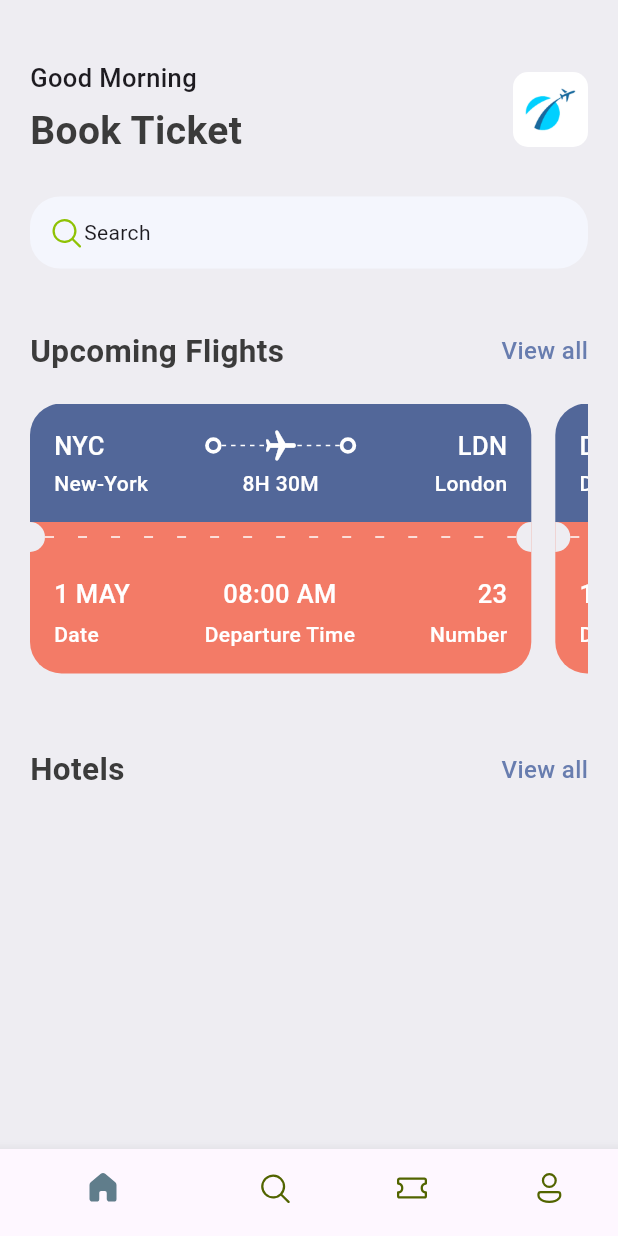
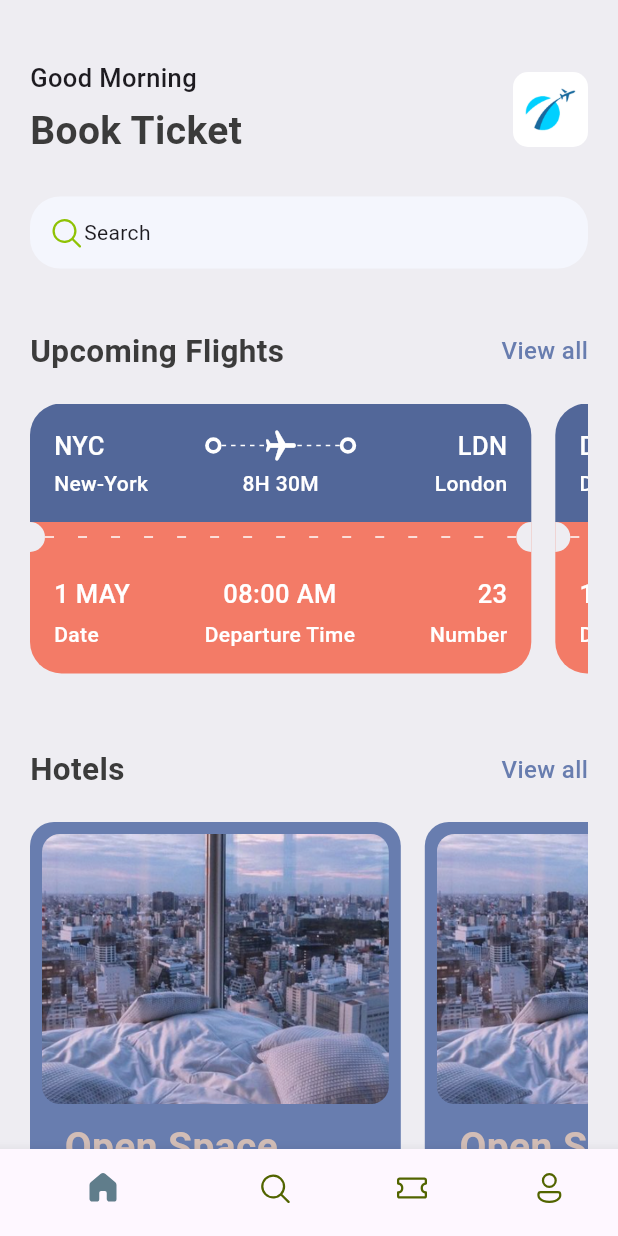
Before and after one commit to zezo2030/tiket_app, a Flutter app: the screen it shows after launch, on a phone screen of 412 x 824 dp. Run offline on Flutter 3.47's test engine with Material 3 defaults, Android fonts, the phone set to English and light mode, and no system bars; our stand-ins replace fluentui_icons.

Commit message:
update
add hotell section

```diff
--- a/lib/base/res/media.dart
+++ b/lib/base/res/media.dart
@@ -1,3 +1,5 @@
 class AppMedia {
-  static const String logo = 'assets/images/logo.png';
+  static const _baseImagePath = 'assets/images';
+  static const String logo = '$_baseImagePath/logo.png';
+  static const String hotelRoom1 = '$_baseImagePath/hotel_room_1.png';
 }
--- a/lib/base/res/styles/app_style.dart
+++ b/lib/base/res/styles/app_style.dart
@@ -9,6 +9,7 @@ class AppStyles {
   static Color textColor = const Color(0xFF3b3b3b);
   static Color ticketBlueColor = const Color(0xFF526799);
   static Color ticketOrangeColor = const Color(0xFFF37B67);
+  static Color kakiColor = const Color(0xFFd2bdb6);
 
   //
   //
--- a/lib/base/utils/all_jason.dart
+++ b/lib/base/utils/all_jason.dart
@@ -122,3 +122,30 @@ List<Map<String, dynamic>> ticketList = [
     "number": 87
   }
 ];
+
+List<Map<String, dynamic>> hotelList = [
+  {
+    'image': 'hotel_room_1.png',
+    'name': 'Open Space',
+    'destination': 'London',
+    'price': 25,
+  },
+  {
+    'image': 'hotel_room_2.png',
+    'name': 'Comfort Stay',
+    'destination': 'Paris',
+    'price': 30,
+  },
+  {
+    'image': 'hotel_room_3.png',
+    'name': 'Luxury Inn',
+    'destination': 'New York',
+    'price': 45,
+  },
+  {
+    'image': 'hotel_room.png',
+    'name': 'Seaside Resort',
+    'destination': 'Sydney',
+    'price': 50,
+  }
+];
--- a/lib/screens/home_screen.dart
+++ b/lib/screens/home_screen.dart
@@ -4,6 +4,7 @@ import 'package:tiket_app/base/res/styles/app_style.dart';
 import 'package:tiket_app/base/res/widgets/app_double_text.dart';
 import 'package:tiket_app/base/res/widgets/ticket_view.dart';
 import 'package:tiket_app/base/utils/all_jason.dart';
+import 'package:tiket_app/screens/widgets/hotel.dart';
 
 import '../base/res/media.dart';
 
@@ -20,6 +21,7 @@ class HomeScreen extends StatelessWidget {
             Container(
               padding: const EdgeInsets.symmetric(horizontal: 20),
               child: Column(
+                crossAxisAlignment: CrossAxisAlignment.start,
                 children: [
                   Row(
                     mainAxisAlignment: MainAxisAlignment.spaceBetween,
@@ -100,6 +102,18 @@ class HomeScreen extends StatelessWidget {
                       print('View all hotels');
                     },
                   ),
+                  //? Hotel Cart View Section
+                  const SizedBox(height: 20),
+                  SingleChildScrollView(
+                    scrollDirection: Axis.horizontal,
+                    physics: const BouncingScrollPhysics(),
+                    child: Row(
+                      children: hotelList
+                          .take(4)
+                          .map((hotel) => const Hotel())
+                          .toList(),
+                    ),
+                  ),
                 ],
               ),
             ),
--- /dev/null
+++ b/lib/screens/widgets/hotel.dart
@@ -0,0 +1,67 @@
+import 'package:flutter/material.dart';
+import 'package:tiket_app/base/res/media.dart';
+import 'package:tiket_app/base/res/styles/app_style.dart';
+
+class Hotel extends StatelessWidget {
+  const Hotel({super.key});
+
+  @override
+  Widget build(BuildContext context) {
+    final size = MediaQuery.of(context).size;
+    return Container(
+      width: size.width * 0.6,
+      padding: const EdgeInsets.all(8.0),
+      margin: const EdgeInsets.only(right: 16),
+      height: 350,
+      decoration: BoxDecoration(
+        color: AppStyles.primaryColor,
+        borderRadius: BorderRadius.circular(16),
+      ),
+      child: Column(
+        crossAxisAlignment: CrossAxisAlignment.start,
+        children: [
+          Container(
+            height: 180,
+            //margin: const EdgeInsets.all(16),
+            decoration: BoxDecoration(
+              color: AppStyles.primaryColor,
+              borderRadius: BorderRadius.circular(12),
+              image: const DecorationImage(
+                image: AssetImage(AppMedia.hotelRoom1),
+                fit: BoxFit.cover,
+              ),
+            ),
+          ),
+          const SizedBox(height: 10),
+          Padding(
+            padding: const EdgeInsets.only(left: 15.0),
+            child: Text(
+              "Open Space",
+              style: AppStyles.headLineStyle.copyWith(
+                color: AppStyles.kakiColor,
+              ),
+            ),
+          ),
+          Padding(
+            padding: const EdgeInsets.only(left: 15.0),
+            child: Text(
+              "london",
+              style: AppStyles.headLineStyle3.copyWith(
+                color: Colors.white,
+              ),
+            ),
+          ),
+          Padding(
+            padding: const EdgeInsets.only(left: 15.0),
+            child: Text(
+              "\$25/night",
+              style: AppStyles.headLineStyle.copyWith(
+                color: AppStyles.kakiColor,
+              ),
+            ),
+          ),
+        ],
+      ),
+    );
+  }
+}
```
